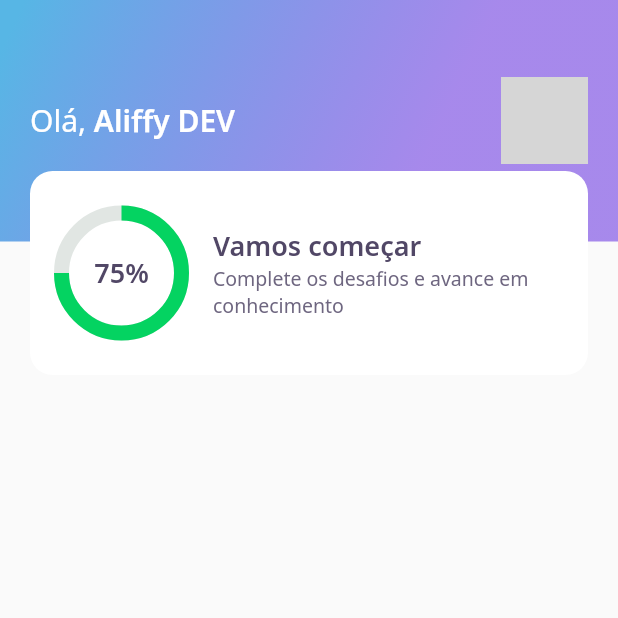
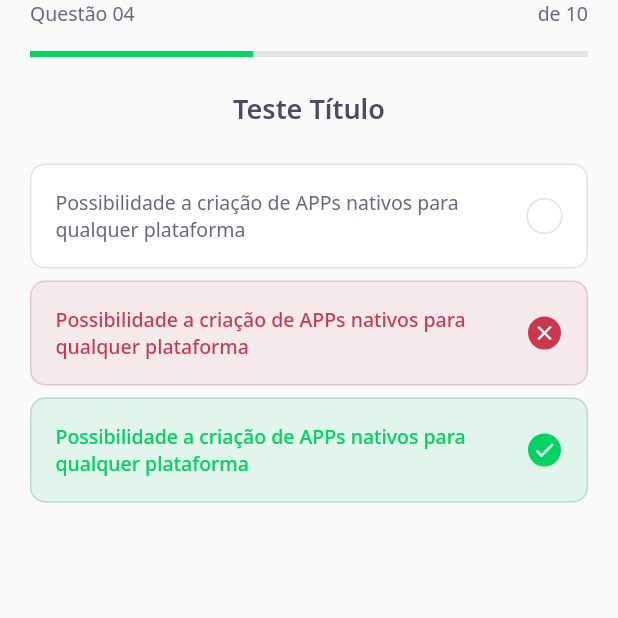
Before and after one commit to aliffy-benevides/-rocketseat-nlw05-devquiz, a Flutter app: the screen it shows after launch, on a phone screen of 412 x 824 dp, the top half of it. Run offline on Flutter 3.47's test engine with Material 2 defaults, Android fonts, the phone set to English and light mode, and no system bars; our stand-ins replace google_fonts; grey boxes are pictures that could not be loaded.

Commit message:
Second class

```diff
--- /dev/null
+++ b/lib/challenge/challenge_page.dart
@@ -0,0 +1,24 @@
+import 'package:flutter/material.dart';
+import 'package:quizdev/challenge/widgets/question_indicator/question_indicator_widget.dart';
+import 'package:quizdev/challenge/widgets/quiz/quiz_widget.dart';
+
+class ChallengePage extends StatefulWidget {
+  @override
+  _ChallengePageState createState() => _ChallengePageState();
+}
+
+class _ChallengePageState extends State<ChallengePage> {
+  @override
+  Widget build(BuildContext context) {
+    return Scaffold(
+      appBar: PreferredSize(
+        preferredSize: Size.fromHeight(60),
+        child: SafeArea(
+          top: true,
+          child: QuestionIndicatorWidget(),
+        ),
+      ),
+      body: QuizWidget(title: "Teste Título"),
+    );
+  }
+}
--- /dev/null
+++ b/lib/challenge/widgets/answer/answer_widget.dart
@@ -0,0 +1,75 @@
+import 'package:flutter/material.dart';
+import 'package:quizdev/core/core.dart';
+
+class AnswerWidget extends StatelessWidget {
+  final String title;
+  final bool isRight;
+  final bool isSelected;
+
+  const AnswerWidget({
+    Key? key,
+    required this.title,
+    this.isRight = false,
+    this.isSelected = false,
+  }) : super(key: key);
+
+  Color get _selectedColorRight =>
+      isRight ? AppColors.darkGreen : AppColors.darkRed;
+
+  Color get _selectedBorderRight =>
+      isRight ? AppColors.lightGreen : AppColors.lightRed;
+
+  Color get _selectedColorCardRight =>
+      isRight ? AppColors.lightGreen : AppColors.lightRed;
+
+  Color get _selectedBorderCardRight =>
+      isRight ? AppColors.green : AppColors.red;
+
+  TextStyle get _selectedTextStyleRight =>
+      isRight ? AppTextStyles.bodyDarkGreen : AppTextStyles.bodyDarkRed;
+
+  IconData get _selectedIconRight => isRight ? Icons.check : Icons.close;
+
+  @override
+  Widget build(BuildContext context) {
+    return Container(
+      padding: EdgeInsets.all(16),
+      decoration: BoxDecoration(
+        color: isSelected ? _selectedColorCardRight : AppColors.white,
+        borderRadius: BorderRadius.circular(10),
+        border: Border.fromBorderSide(BorderSide(
+          color: isSelected ? _selectedBorderCardRight : AppColors.border,
+        )),
+      ),
+      child: Row(
+        mainAxisAlignment: MainAxisAlignment.spaceBetween,
+        children: [
+          Expanded(
+            child: Text(
+              title,
+              style: isSelected ? _selectedTextStyleRight : AppTextStyles.body,
+            ),
+          ),
+          Container(
+            width: 24,
+            height: 24,
+            decoration: BoxDecoration(
+              color: isSelected ? _selectedColorRight : AppColors.white,
+              borderRadius: BorderRadius.circular(500),
+              border: Border.fromBorderSide(BorderSide(
+                color: isSelected ? _selectedBorderRight : AppColors.border,
+              )),
+            ),
+            child: isSelected
+                ? Icon(
+                    _selectedIconRight,
+                    size: 16,
+                    color: Colors.white,
+                  )
+                : null,
+          )
+        ],
+      ),
+    );
+  }
+}
--- /dev/null
+++ b/lib/challenge/widgets/question_indicator/question_indicator_widget.dart
@@ -0,0 +1,24 @@
+import 'package:flutter/material.dart';
+import 'package:quizdev/core/core.dart';
+
+import 'package:quizdev/shared/widgets/progress_indicator/progress_indicator_widget.dart';
+
+class QuestionIndicatorWidget extends StatelessWidget {
+  @override
+  Widget build(BuildContext context) {
+    return Container(
+      padding: const EdgeInsets.symmetric(horizontal: 20),
+      child: Column(children: [
+        Row(
+          mainAxisAlignment: MainAxisAlignment.spaceBetween,
+          children: [
+            Text("Questão 04", style: AppTextStyles.body),
+            Text("de 10", style: AppTextStyles.body),
+          ],
+        ),
+        SizedBox(height: 16),
+        ProgressIndicatorWidget(value: 0.4)
+      ]),
+    );
+  }
+}
--- /dev/null
+++ b/lib/challenge/widgets/quiz/quiz_widget.dart
@@ -0,0 +1,46 @@
+import 'package:flutter/material.dart';
+import 'package:quizdev/challenge/widgets/answer/answer_widget.dart';
+import 'package:quizdev/core/core.dart';
+
+class QuizWidget extends StatelessWidget {
+  final String title;
+
+  const QuizWidget({Key? key, required this.title}) : super(key: key);
+
+  @override
+  Widget build(BuildContext context) {
+    return Container(
+      padding: const EdgeInsets.symmetric(horizontal: 20),
+      child: Column(
+        children: [
+          Text(title, style: AppTextStyles.heading),
+          SizedBox(height: 24),
+          Column(
+            children: [
+              AnswerWidget(
+                isSelected: false,
+                isRight: false,
+                title:
+                    "Possibilidade a criação de APPs nativos para qualquer plataforma",
+              ),
+              SizedBox(height: 8),
+              AnswerWidget(
+                isSelected: true,
+                isRight: false,
+                title:
+                    "Possibilidade a criação de APPs nativos para qualquer plataforma",
+              ),
+              SizedBox(height: 8),
+              AnswerWidget(
+                isSelected: true,
+                isRight: true,
+                title:
+                    "Possibilidade a criação de APPs nativos para qualquer plataforma",
+              ),
+            ],
+          ),
+        ],
+      ),
+    );
+  }
+}
--- a/lib/core/app_widget.dart
+++ b/lib/core/app_widget.dart
@@ -1,13 +1,14 @@
 import 'package:flutter/material.dart';
 
-import 'package:quizdev/home/home_page.dart';
+// import 'package:quizdev/home/home_page.dart';
+import 'package:quizdev/challenge/challenge_page.dart';
 
 class AppWidget extends StatelessWidget {
   @override
   Widget build(BuildContext context) {
     return MaterialApp(
       title: "DevQuiz",
-      home: HomePage(),
+      home: ChallengePage(),
     );
   }
 }
--- a/lib/home/widgets/score_card/score_card_widget.dart
+++ b/lib/home/widgets/score_card/score_card_widget.dart
@@ -13,11 +13,13 @@ class ScoreCardWidget extends StatelessWidget {
           color: AppColors.white,
           borderRadius: BorderRadius.circular(15),
         ),
+        child: Padding(
+          padding: const EdgeInsets.symmetric(horizontal: 16),
           child: Row(
             crossAxisAlignment: CrossAxisAlignment.center,
             children: [
               Padding(
-              padding: const EdgeInsets.symmetric(horizontal: 16),
+                padding: const EdgeInsets.only(right: 16),
                 child: ChartWidget(),
               ),
               Expanded(
@@ -35,6 +37,7 @@ class ScoreCardWidget extends StatelessWidget {
             ],
           ),
         ),
+      ),
     );
   }
 }
--- /dev/null
+++ b/lib/shared/widgets/progress_indicator/progress_indicator_widget.dart
@@ -0,0 +1,17 @@
+import 'package:flutter/material.dart';
+import 'package:quizdev/core/core.dart';
+
+class ProgressIndicatorWidget extends StatelessWidget {
+  final double value;
+
+  const ProgressIndicatorWidget({Key? key, required this.value}) : super(key: key);
+
+  @override
+  Widget build(BuildContext context) {
+    return LinearProgressIndicator(
+      value: value,
+      backgroundColor: AppColors.chartSecondary,
+      valueColor: AlwaysStoppedAnimation<Color>(AppColors.chartPrimary),
+    );
+  }
+}
```
Also changed, not shown: lib/home/home_page.dart (+32 -0 lines), lib/home/widgets/level_button/level_button_widget.dart (added, +62 -0 lines), lib/home/widgets/quiz_card/quiz_card_widget.dart (added, +41 -0 lines). Lines whose indentation alone changed are shown as unchanged.
